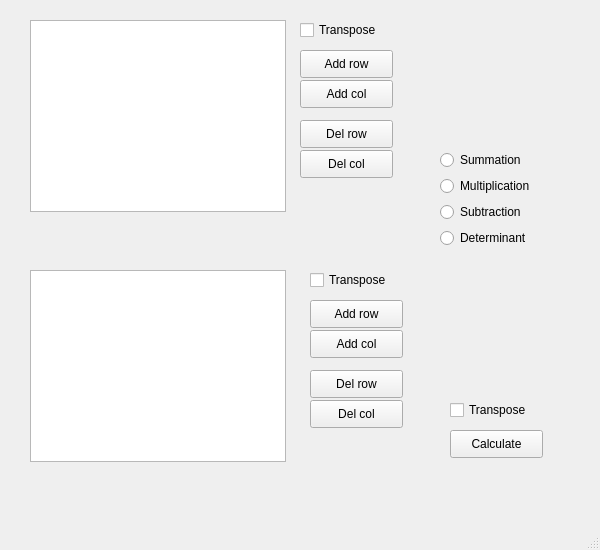
First picture: the form in MatrixCalculator.ui, repository aucaIdrisov/matrix-calculator, before the edit.
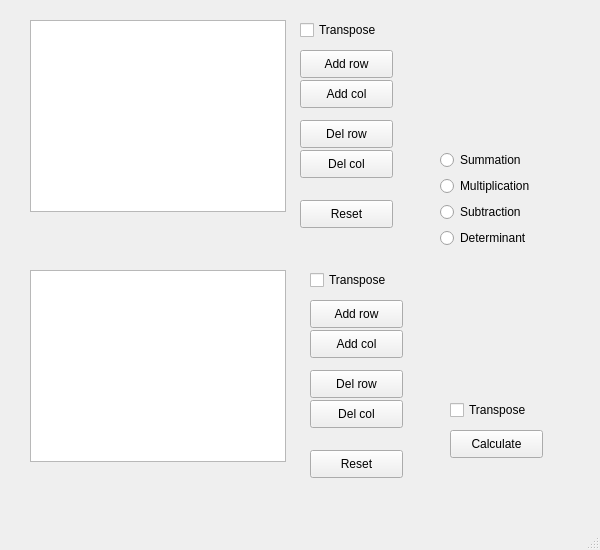
Second picture: the form after the edit.

Commit message: Aded reset btn, det - fied, del row is working to both tables, result is outputing to cmd/ next - to write make a new window with answers, to plug in calculate btn, to write a code for error handling, to design an icon, to build a project

```diff
--- a/MatrixCalculator.ui
+++ b/MatrixCalculator.ui
@@ -266,6 +266,38 @@
      <string>Del col</string>
     </property>
    </widget>
+   <widget class="QPushButton" name="bt_reset1">
+    <property name="geometry">
+     <rect>
+      <x>300</x>
+      <y>200</y>
+      <width>93</width>
+      <height>28</height>
+     </rect>
+    </property>
+    <property name="accessibleName">
+     <string>reset1</string>
+    </property>
+    <property name="text">
+     <string>Reset</string>
+    </property>
+   </widget>
+   <widget class="QPushButton" name="bt_reset2">
+    <property name="geometry">
+     <rect>
+      <x>310</x>
+      <y>450</y>
+      <width>93</width>
+      <height>28</height>
+     </rect>
+    </property>
+    <property name="accessibleName">
+     <string>reset2</string>
+    </property>
+    <property name="text">
+     <string>Reset</string>
+    </property>
+   </widget>
   </widget>
   <widget class="QMenuBar" name="menubar">
    <property name="geometry">
```
Left out of the diff: 8 changed lines with no effect on the pictures. The commit also changes 5 other files.
